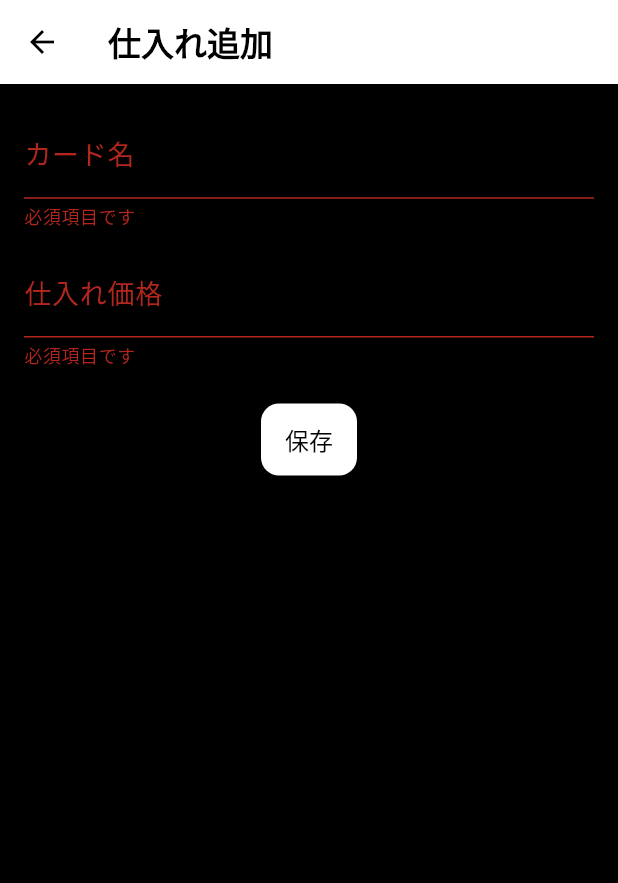
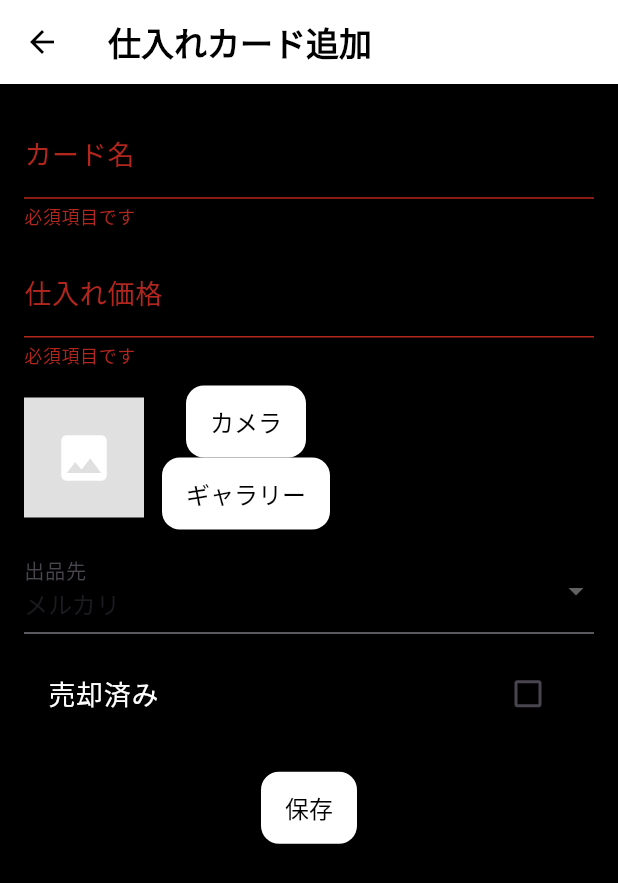
Before and after one commit to matsu3221/card_manager, a Flutter app: the TradeCardAddScreen screen opened directly, after a tap on "保存", on a phone screen of 412 x 824 dp. Shown: the top 883 px of the screen. Run offline on Flutter 3.47's test engine with Material 3 defaults, Android fonts, the phone set to English and light mode, and no system bars; our stand-ins replace fl_chart, hive, hive_flutter, image_picker; accounts and stored records are empty.

Commit message:
TradeCardAddScreen Hive保存対応済

```diff
--- a/lib/main.dart
+++ b/lib/main.dart
@@ -9,6 +9,7 @@ import 'models/spend_model.dart';
 import 'screens/card_list_screen.dart';
 import 'screens/spend_history_screen.dart';
 import 'screens/trade_card_screen.dart';
+import 'models/purchase_model.dart';
 
 void main() async {
   WidgetsFlutterBinding.ensureInitialized();
@@ -22,6 +23,7 @@ void main() async {
   if (!Hive.isAdapterRegistered(0)) Hive.registerAdapter(CardModelAdapter());
   if (!Hive.isAdapterRegistered(1)) Hive.registerAdapter(AllowanceAdapter());
   if (!Hive.isAdapterRegistered(2)) Hive.registerAdapter(SpendAdapter());
+  if (!Hive.isAdapterRegistered(3)) Hive.registerAdapter(PurchaseAdapter());
 
   // Box 開封（try-catch で安全に）
   Box<CardModel> cardBox;
--- a/lib/screens/TradeCardAddScreen.dart
+++ b/lib/screens/TradeCardAddScreen.dart
@@ -1,5 +1,9 @@
+import 'dart:io';
 import 'package:flutter/material.dart';
 import 'package:hive/hive.dart';
+import 'package:image_picker/image_picker.dart';
+import 'package:path_provider/path_provider.dart';
+import 'package:path/path.dart' as path;
 import '../models/purchase_model.dart';
 
 class TradeCardAddScreen extends StatefulWidget {
@@ -13,8 +17,13 @@ class _TradeCardAddScreenState extends State<TradeCardAddScreen> {
   final _formKey = GlobalKey<FormState>();
   final TextEditingController _nameController = TextEditingController();
   final TextEditingController _priceController = TextEditingController();
+  final TextEditingController _otherSiteController = TextEditingController();
 
   late Box<Purchase> _purchaseBox;
+
+  String _listingSite = 'メルカリ';
+  File? _imageFile;
+  bool _isSold = false;
 
   @override
   void initState() {
@@ -26,30 +35,64 @@ class _TradeCardAddScreenState extends State<TradeCardAddScreen> {
     _purchaseBox = await Hive.openBox<Purchase>('purchases');
   }
 
-  void _savePurchase() {
+  Future<void> _pickImage(ImageSource source) async {
+    final picker = ImagePicker();
+    final pickedFile = await picker.pickImage(source: source, imageQuality: 80);
+    if (pickedFile != null) {
+      setState(() {
+        _imageFile = File(pickedFile.path);
+      });
+    }
+  }
+
+  Future<String?> _saveImage(File image) async {
+    final dir = await getApplicationDocumentsDirectory();
+    final imagesDir = Directory(path.join(dir.path, 'purchase_images'));
+    if (!await imagesDir.exists()) {
+      await imagesDir.create(recursive: true);
+    }
+    final fileName =
+        '${DateTime.now().millisecondsSinceEpoch}_${path.basename(image.path)}';
+    final savedFile = await image.copy(path.join(imagesDir.path, fileName));
+    return savedFile.path;
+  }
+
+  void _savePurchase() async {
     if (!_formKey.currentState!.validate()) return;
+
+    String? imagePath;
+    if (_imageFile != null) {
+      imagePath = await _saveImage(_imageFile!);
+    }
 
     final purchase = Purchase(
       id: DateTime.now().millisecondsSinceEpoch.toString(),
       cardName: _nameController.text,
       price: int.parse(_priceController.text),
       date: DateTime.now(),
+      imagePath: imagePath,
+      listingSite: _listingSite == 'その他'
+          ? _otherSiteController.text
+          : _listingSite,
+      isSold: _isSold,
     );
 
-    _purchaseBox.put(purchase.id, purchase);
+    await _purchaseBox.put(purchase.id, purchase);
     Navigator.pop(context, purchase);
   }
 
   @override
   Widget build(BuildContext context) {
     return Scaffold(
-      appBar: AppBar(title: const Text('仕入れ追加')),
-      body: Padding(
+      appBar: AppBar(title: const Text('仕入れカード追加')),
+      body: SingleChildScrollView(
+        child: Padding(
           padding: const EdgeInsets.all(16),
           child: Form(
             key: _formKey,
             child: Column(
               children: [
+                // カード名
                 TextFormField(
                   controller: _nameController,
                   decoration: const InputDecoration(labelText: 'カード名'),
@@ -57,16 +100,100 @@ class _TradeCardAddScreenState extends State<TradeCardAddScreen> {
                       value == null || value.isEmpty ? '必須項目です' : null,
                 ),
                 const SizedBox(height: 12),
+                // 仕入れ価格
                 TextFormField(
                   controller: _priceController,
                   decoration: const InputDecoration(labelText: '仕入れ価格'),
                   keyboardType: TextInputType.number,
-                validator: (value) =>
-                    value == null || value.isEmpty ? '必須項目です' : null,
+                  validator: (value) {
+                    if (value == null || value.isEmpty) return '必須項目です';
+                    if (int.tryParse(value) == null) return '数字で入力してください';
+                    return null;
+                  },
+                ),
+                const SizedBox(height: 12),
+                // 画像選択
+                Row(
+                  children: [
+                    _imageFile != null
+                        ? Image.file(
+                            _imageFile!,
+                            width: 80,
+                            height: 80,
+                            fit: BoxFit.cover,
+                          )
+                        : Container(
+                            width: 80,
+                            height: 80,
+                            color: Colors.grey[300],
+                            child: const Icon(Icons.image, size: 40),
+                          ),
+                    const SizedBox(width: 12),
+                    Column(
+                      children: [
+                        ElevatedButton(
+                          onPressed: () => _pickImage(ImageSource.camera),
+                          child: const Text('カメラ'),
+                        ),
+                        ElevatedButton(
+                          onPressed: () => _pickImage(ImageSource.gallery),
+                          child: const Text('ギャラリー'),
+                        ),
+                      ],
+                    ),
+                  ],
+                ),
+                const SizedBox(height: 12),
+                // 出品先
+                DropdownButtonFormField<String>(
+                  value: _listingSite,
+                  items: ['メルカリ', 'PayPayフリマ', 'その他']
+                      .map(
+                        (site) =>
+                            DropdownMenuItem(value: site, child: Text(site)),
+                      )
+                      .toList(),
+                  onChanged: (value) {
+                    if (value != null) {
+                      setState(() {
+                        _listingSite = value;
+                      });
+                    }
+                  },
+                  decoration: const InputDecoration(labelText: '出品先'),
+                ),
+                if (_listingSite == 'その他')
+                  TextFormField(
+                    controller: _otherSiteController,
+                    decoration: const InputDecoration(labelText: '出品先（その他）'),
+                    validator: (value) {
+                      if (_listingSite == 'その他' &&
+                          (value == null || value.isEmpty)) {
+                        return '入力してください';
+                      }
+                      return null;
+                    },
+                  ),
+                const SizedBox(height: 12),
+                // 売却済み
+                CheckboxListTile(
+                  value: _isSold,
+                  onChanged: (value) {
+                    if (value != null) {
+                      setState(() {
+                        _isSold = value;
+                      });
+                    }
+                  },
+                  title: const Text('売却済み'),
                 ),
                 const SizedBox(height: 24),
-              ElevatedButton(onPressed: _savePurchase, child: const Text('保存')),
+                ElevatedButton(
+                  onPressed: _savePurchase,
+                  child: const Text('保存'),
+                ),
               ],
+            ),
           ),
         ),
       ),
```
Lines whose indentation alone changed are shown as unchanged.
